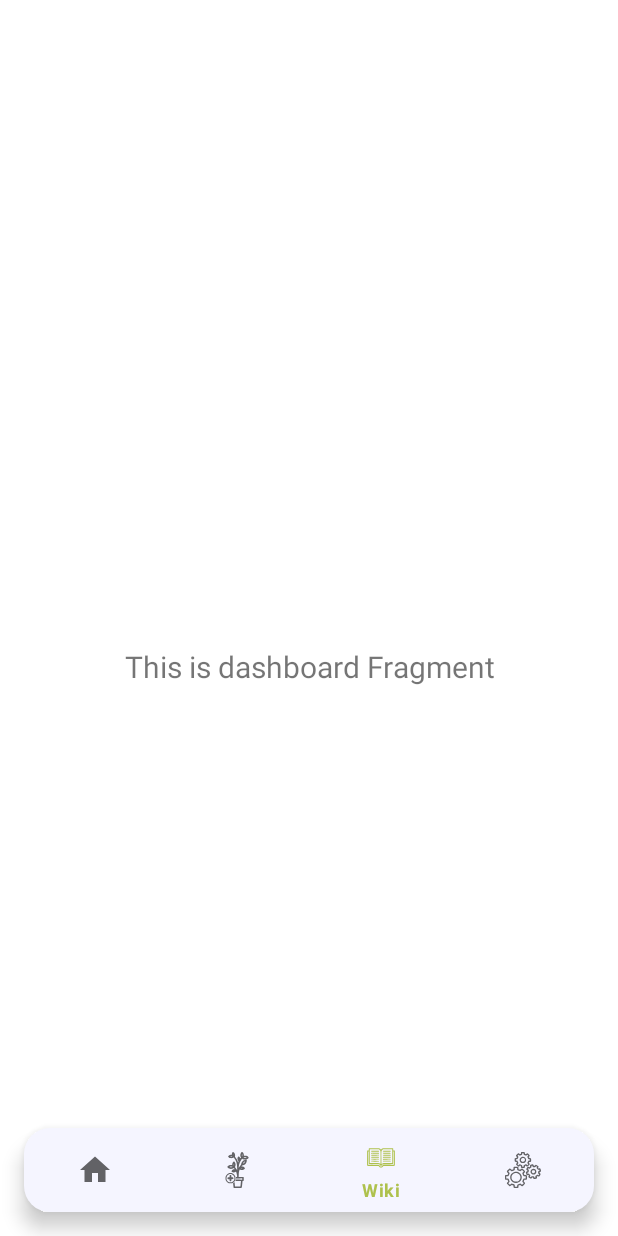
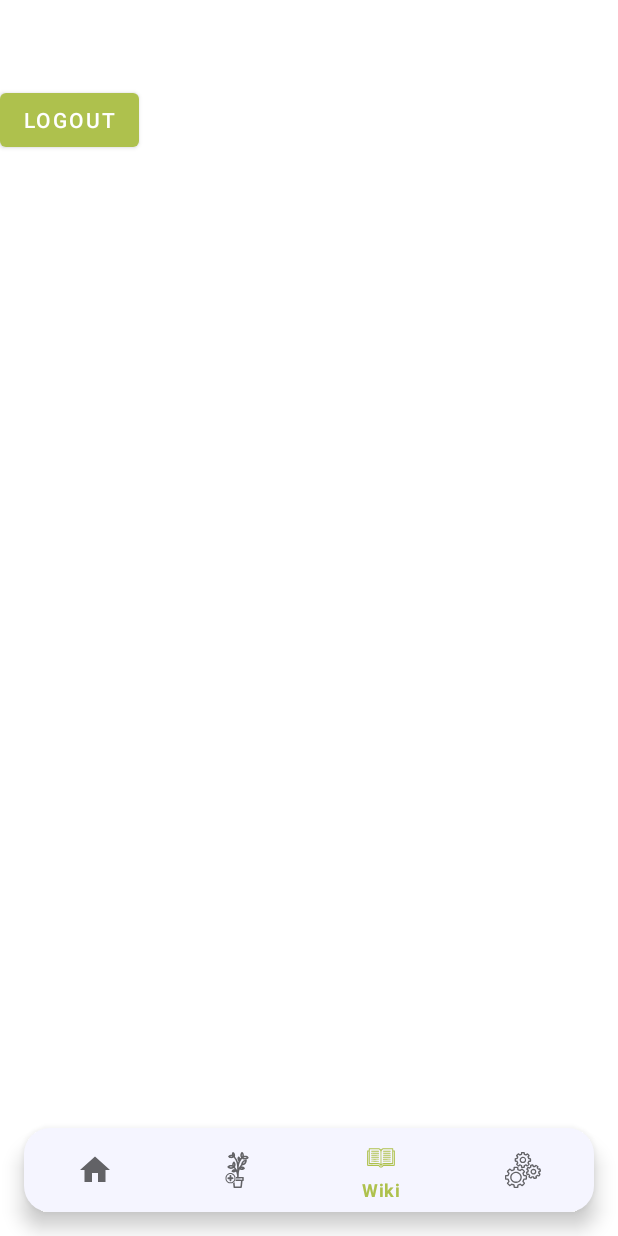
Before and after one commit to Brunox117/PlantifyBCR, an Android app: the DashboardFragment screen opened through its navigation route, on a phone screen of 412 x 824 dp. Run offline under Robolectric (Android 15) with nearby library versions, the phone set to English and light mode, and no system bars; our stand-ins replace navigation-ui; libraries missing offline, so code that uses them is left out: com.firebase.ui.

Commit message:
Ya se puede hacer logout en la pantalla dashboard luego lo ponemos en donde debe estar

```diff
--- a/app/src/main/java/mx/itesm/bcr/plantifybcr/AgregarPlantaFrag.kt
+++ b/app/src/main/java/mx/itesm/bcr/plantifybcr/AgregarPlantaFrag.kt
@@ -32,7 +32,6 @@ class AgregarPlantaFrag : Fragment() {
         // TODO: Use the ViewModel
     }
 
-
 }
 /*private var _binding: FragmentHomeBinding? = null
     private val binding get() = _binding!!
--- a/app/src/main/java/mx/itesm/bcr/plantifybcr/ui/dashboard/DashboardFragment.kt
+++ b/app/src/main/java/mx/itesm/bcr/plantifybcr/ui/dashboard/DashboardFragment.kt
@@ -1,5 +1,6 @@
 package mx.itesm.bcr.plantifybcr.ui.dashboard
 
+import android.content.Intent
 import android.os.Bundle
 import android.view.LayoutInflater
 import android.view.View
@@ -7,6 +8,8 @@ import android.view.ViewGroup
 import android.widget.TextView
 import androidx.fragment.app.Fragment
 import androidx.lifecycle.ViewModelProvider
+import com.firebase.ui.auth.AuthUI
+import mx.itesm.bcr.plantifybcr.LoginApp
 import mx.itesm.bcr.plantifybcr.databinding.FragmentDashboardBinding
 
 class DashboardFragment : Fragment() {
@@ -27,10 +30,13 @@ class DashboardFragment : Fragment() {
 
         _binding = FragmentDashboardBinding.inflate(inflater, container, false)
         val root: View = binding.root
-
-        val textView: TextView = binding.textDashboard
-        dashboardViewModel.text.observe(viewLifecycleOwner) {
-            textView.text = it
+        binding.btnLogOut.setOnClickListener {
+            println("SALIENDO DE TU SESION")
+            AuthUI.getInstance().signOut(requireContext()).addOnCompleteListener {
+                activity?.finish()
+                val intLogin = Intent(requireContext(), LoginApp::class.java)
+                startActivity(intLogin)
+            }
         }
         return root
     }
--- a/app/src/main/res/layout/fragment_dashboard.xml
+++ b/app/src/main/res/layout/fragment_dashboard.xml
@@ -6,17 +6,11 @@
     android:layout_height="match_parent"
     tools:context=".ui.dashboard.DashboardFragment">
 
-    <TextView
-        android:id="@+id/text_dashboard"
-        android:layout_width="match_parent"
+    <Button
+        android:id="@+id/btnLogOut"
+        android:layout_width="wrap_content"
         android:layout_height="wrap_content"
-        android:layout_marginStart="8dp"
-        android:layout_marginTop="8dp"
-        android:layout_marginEnd="8dp"
-        android:textAlignment="center"
-        android:textSize="20sp"
-        app:layout_constraintBottom_toBottomOf="parent"
-        app:layout_constraintEnd_toEndOf="parent"
-        app:layout_constraintStart_toStartOf="parent"
-        app:layout_constraintTop_toTopOf="parent" />
+        android:text="logOut"
+        tools:layout_editor_absoluteX="166dp"
+        tools:layout_editor_absoluteY="268dp" />
 </androidx.constraintlayout.widget.ConstraintLayout>
```
Also changed, not shown: app/src/main/res/layout/agregar_planta_fragment.xml (+1 -16 lines).
